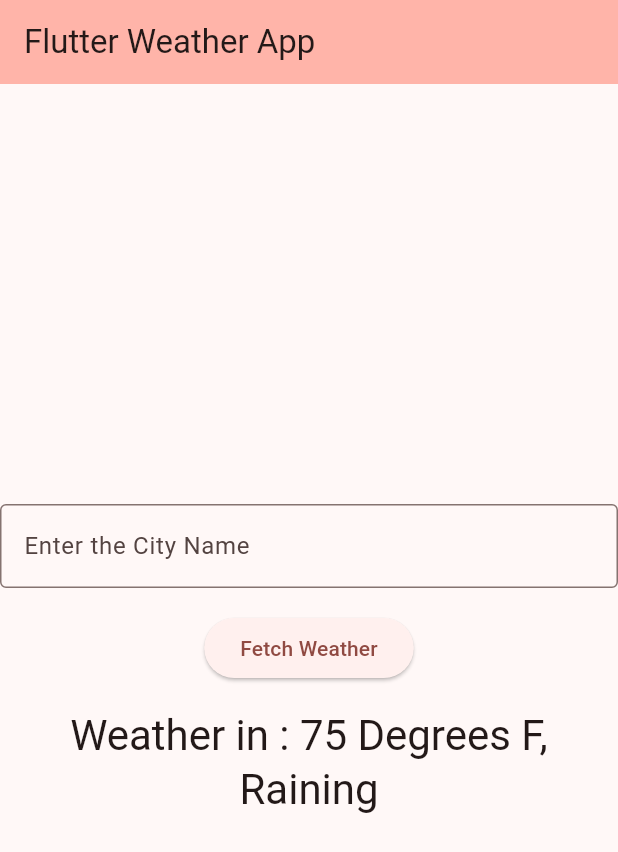
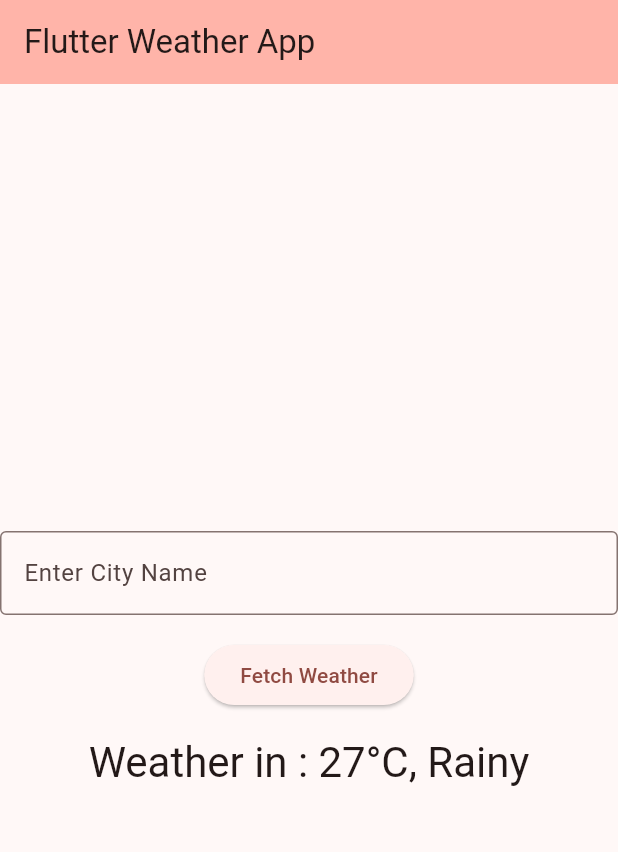
Before and after one commit to JohnPhamMobileApp/weather_info_app, a Flutter app: the screen it shows after launch, after a tap on "Fetch Weather", on a phone screen of 412 x 824 dp. Shown: the top 852 px of the screen. Run offline on Flutter 3.47's test engine with Material 3 defaults, Android fonts, the phone set to English and light mode, and no system bars.

Commit message:
Simulated weather data for input city

```diff
--- a/lib/main.dart
+++ b/lib/main.dart
@@ -1,3 +1,4 @@
+import 'dart:math'; // Import this to use Random
 import 'package:flutter/material.dart';
 
 void main() {
@@ -34,12 +35,22 @@ class _MyHomePageState extends State<MyHomePage> {
   String _weatherData = 'Enter a city to fetch weather';
 
   final TextEditingController _controller = TextEditingController();
+  final Random _random = Random();
 
+  // Simulate fetching weather data
   void _fetchWeather() {
     setState(() {
-      _cityName = _controller.text; // Fetch city name from input
+      _cityName = _controller.text;
 
-      _weatherData = 'Weather in $_cityName: 75 Degrees F, Raining '; // Placeholder data
+      // Generate random temperature between 15°C and 30°C
+      int temperature = 15 + _random.nextInt(16);
+
+      // List of possible weather conditions
+      List<String> conditions = ['Sunny', 'Cloudy', 'Rainy'];
+      String weatherCondition = conditions[_random.nextInt(conditions.length)];
+
+      // Update weather data string
+      _weatherData = 'Weather in $_cityName: $temperature°C, $weatherCondition';
     });
   }
 
@@ -57,7 +68,7 @@ class _MyHomePageState extends State<MyHomePage> {
             TextField(
               controller: _controller,
               decoration: InputDecoration(
-                labelText: 'Enter the City Name',
+                labelText: 'Enter City Name',
                 border: OutlineInputBorder(),
               ),
             ),
```
